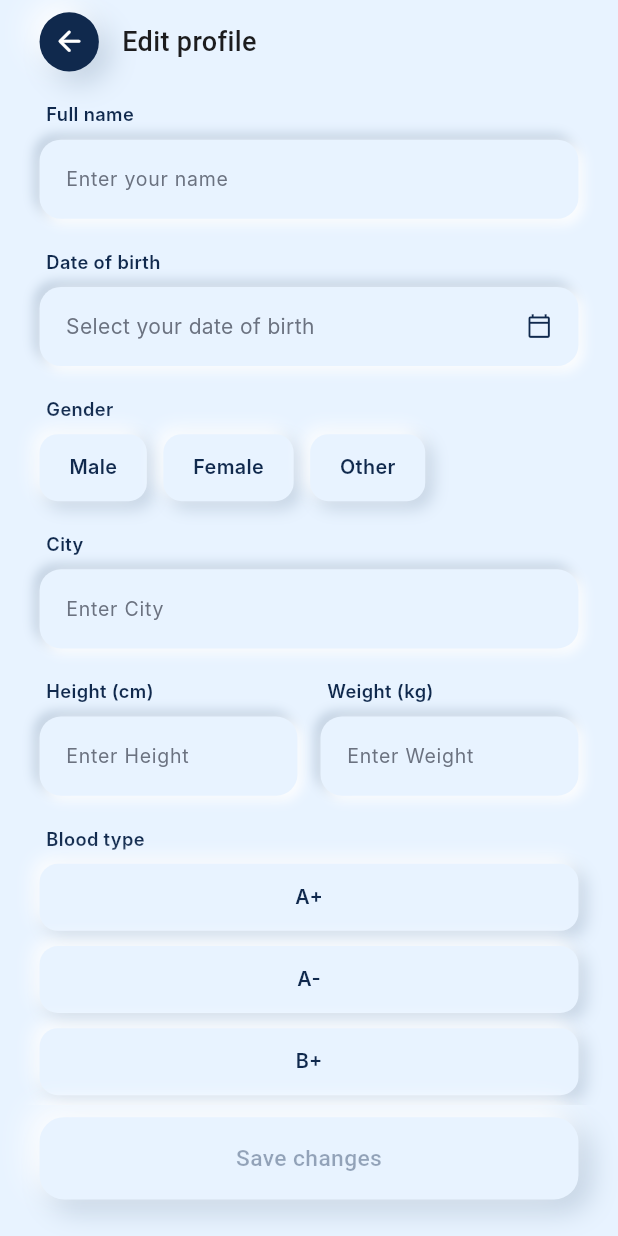
After one commit to swensum/MedConnect, a Flutter app: the EditProfileScreen screen opened by its route, on a phone screen of 412 x 824 dp. The commit adds this screen. Run offline on Flutter 3.47's test engine with Material 3 defaults, Android fonts, the phone set to English and light mode, and no system bars; our stand-ins replace file_picker, flutter_riverpod, flutter_screenutil, go_router; Roboto replaces fonts that are missing (Inter, Manrope).

Commit message:
changing ui deisgn

```diff
--- a/lib/Routers/app_router.dart
+++ b/lib/Routers/app_router.dart
@@ -13,6 +13,7 @@ import 'package:med_connect/screen/AuthScreen/roles/role_selection_screen.dart';
 import 'package:med_connect/screen/Dashboard/patient_home_shell.dart';
 import 'package:med_connect/screen/Profile/Doctor%20profile/doctor_kyc_screen.dart';
 import 'package:med_connect/screen/Profile/Doctor%20profile/doctor_kyc_pending_screen.dart';
+import 'package:med_connect/screen/Profile/Patient%20Profile/edit_profile_screen.dart';
 import 'package:med_connect/screen/Profile/Patient%20Profile/patient_profile_screen.dart';
 import 'package:med_connect/screen/onBoardingscrren/onboarding.dart';
 import 'package:med_connect/screen/splash_screen.dart';
@@ -34,6 +35,7 @@ class AppRoutes {
   static const String bookAppointment = '/book-appointment';
   static const String bookingConfirm = '/booking-confirm';
   static const String paymentCheckout = '/payment-checkout';
+  static const String editProfile = '/edit-profile';
 }
 
 CustomTransitionPage slidePage(Widget child, GoRouterState state) {
@@ -177,6 +179,11 @@ class AppRouter {
           );
         },
       ),
+      GoRoute(
+  path: AppRoutes.editProfile,
+  pageBuilder: (context, state) =>
+      slidePage(const EditProfileScreen(), state),
+),
     ],
   );
 }
--- a/lib/Widgets/profile_widgets.dart
+++ b/lib/Widgets/profile_widgets.dart
@@ -567,7 +567,6 @@ class HealthRecordsRow extends StatelessWidget {
     );
   }
 }
-
 class BookConsultationBanner extends StatelessWidget {
   const BookConsultationBanner({super.key, this.onBookTap});
 
@@ -577,12 +576,15 @@ class BookConsultationBanner extends StatelessWidget {
   Widget build(BuildContext context) {
     return Container(
       width: double.infinity,
-      padding: EdgeInsets.all(18.w),
+      padding: EdgeInsets.symmetric(horizontal: 18.w, vertical: 14.h), // shorter than before
       decoration: BoxDecoration(
-        gradient: const LinearGradient(
+        gradient: LinearGradient(
           begin: Alignment.topLeft,
           end: Alignment.bottomRight,
-          colors: [Color(0xFF2EA6D6), Color(0xFF3D7DF6)],
+          colors: [
+            AppColors.navy,
+            Color.lerp(AppColors.navy, Colors.black, 0.85)!,
+          ],
         ),
         borderRadius: BorderRadius.circular(20.r),
         boxShadow: neuShadows(distance: 3, blur: 8),
@@ -597,27 +599,26 @@ class BookConsultationBanner extends StatelessWidget {
                   'Feeling unwell?',
                   style: AppTextStyles.h3.copyWith(
                     color: Colors.white,
-                    fontSize: 15.sp,
+                    fontSize: 14.sp,
                   ),
                 ),
-                SizedBox(height: 4.h),
+                SizedBox(height: 3.h),
                 Text(
-                  'Talk to a certified doctor online or visit a clinic '
-                  'near you — book a consultation in minutes.',
+                  'Book a consultation with a doctor in minutes.',
                   style: AppTextStyles.caption.copyWith(
                     color: Colors.white70,
-                    fontSize: 11.5.sp,
-                    height: 1.4,
+                    fontSize: 11.sp,
+                    height: 1.3,
                   ),
                 ),
-                SizedBox(height: 14.h),
+              ],
+            ),
+          ),
+          SizedBox(width: 10.w),
           GestureDetector(
             onTap: onBookTap,
             child: Container(
-                    padding: EdgeInsets.symmetric(
-                      horizontal: 16.w,
-                      vertical: 10.h,
-                    ),
+              padding: EdgeInsets.symmetric(horizontal: 14.w, vertical: 9.h),
               decoration: BoxDecoration(
                 color: Colors.white,
                 borderRadius: BorderRadius.circular(12.r),
@@ -630,13 +631,13 @@ class BookConsultationBanner extends StatelessWidget {
                     style: AppTextStyles.caption.copyWith(
                       color: AppColors.navy,
                       fontWeight: FontWeight.w700,
-                            fontSize: 12.sp,
+                      fontSize: 11.5.sp,
                     ),
                   ),
-                        SizedBox(width: 5.w),
+                  SizedBox(width: 4.w),
                   Icon(
                     Icons.arrow_forward_rounded,
-                          size: 13.sp,
+                    size: 12.sp,
                     color: AppColors.navy,
                   ),
                 ],
@@ -645,15 +646,6 @@ class BookConsultationBanner extends StatelessWidget {
           ),
         ],
       ),
-          ),
-          SizedBox(width: 10.w),
-          Icon(
-            Icons.local_hospital_rounded,
-            size: 56.sp,
-            color: Colors.white.withValues(alpha: 0.22),
-          ),
-        ],
-      ),
     );
   }
 }
--- a/lib/screen/Dashboard/profile_tab.dart
+++ b/lib/screen/Dashboard/profile_tab.dart
@@ -69,8 +69,8 @@ class ProfileTab extends ConsumerWidget {
                             style: AppTextStyles.h3,
                           ),
                           SizedBox(height: 2.h),
-                          Text(
-                            profile?.phone ?? '',
+                           Text(
+                            profile?.city ?? '',
                             style: AppTextStyles.bodySecondary,
                           ),
                         ],
@@ -79,7 +79,7 @@ class ProfileTab extends ConsumerWidget {
                     NeuCircleButton(
                       size: 38,
                       icon: Icons.edit_outlined,
-                      onTap: () {},
+                 onTap: () => context.push(AppRoutes.editProfile),
                     ),
                   ],
                 ),
@@ -94,7 +94,7 @@ class ProfileTab extends ConsumerWidget {
                         value: profile.bloodType ?? '—',
                       ),
                       SizedBox(width: 10.w),
-                      ProfileStatChip(label: 'City', value: profile.city),
+                      ProfileStatChip(label: 'Gender', value: profile.gender),
                     ],
                   ),
                 ],
--- /dev/null
+++ b/lib/screen/Profile/Patient Profile/edit_profile_screen.dart
@@ -0,0 +1,288 @@
+import 'package:flutter/material.dart';
+import 'package:flutter/services.dart';
+import 'package:flutter_riverpod/flutter_riverpod.dart';
+import 'package:flutter_screenutil/flutter_screenutil.dart';
+import 'package:go_router/go_router.dart';
+import 'package:med_connect/Animations/neumorphic.dart';
+import 'package:med_connect/Theme/theme.dart';
+import 'package:med_connect/models/patient_profile_model.dart';
+import 'package:med_connect/providers/patient_profile_providers.dart';
+
+const List<String> _genders = ['Male', 'Female', 'Other'];
+const List<String> _bloodTypes = [
+  'A+', 'A-', 'B+', 'B-', 'AB+', 'AB-', 'O+', 'O-',
+];
+
+class EditProfileScreen extends ConsumerStatefulWidget {
+  const EditProfileScreen({super.key});
+
+  @override
+  ConsumerState<EditProfileScreen> createState() => _EditProfileScreenState();
+}
+
+class _EditProfileScreenState extends ConsumerState<EditProfileScreen> {
+  late final TextEditingController _nameController;
+  late final TextEditingController _cityController;
+  late final TextEditingController _heightController;
+  late final TextEditingController _weightController;
+
+  DateTime? _dob;
+  String? _gender;
+  String? _bloodType;
+  bool _isSaving = false;
+
+  bool get _isValid =>
+      _nameController.text.trim().length >= 2 &&
+      _dob != null &&
+      _gender != null &&
+      _cityController.text.trim().isNotEmpty;
+
+  @override
+  void initState() {
+    super.initState();
+    final profile = ref.read(patientProfileProvider);
+
+    _nameController = TextEditingController(text: profile?.name ?? '');
+    _cityController = TextEditingController(text: profile?.city ?? '');
+    _heightController =
+        TextEditingController(text: profile?.heightCm?.toString() ?? '');
+    _weightController =
+        TextEditingController(text: profile?.weightKg?.toString() ?? '');
+    _dob = profile?.dob;
+    _gender = profile?.gender;
+    _bloodType = profile?.bloodType;
+
+    for (final c in [_nameController, _cityController]) {
+      c.addListener(() => setState(() {}));
+    }
+  }
+
+  @override
+  void dispose() {
+    _nameController.dispose();
+    _cityController.dispose();
+    _heightController.dispose();
+    _weightController.dispose();
+    super.dispose();
+  }
+
+  Future<void> _pickDob() async {
+    final now = DateTime.now();
+    final picked = await showNeuDatePicker(
+      context,
+      initialDate: _dob ?? DateTime(now.year - 25),
+      firstDate: DateTime(1920),
+      lastDate: now,
+    );
+    if (picked != null) setState(() => _dob = picked);
+  }
+
+  Future<void> _save() async {
+    if (!_isValid || _isSaving) return;
+    setState(() => _isSaving = true);
+
+    // TODO: also write these changes to Firestore `patient_profiles` once
+    // the backend is wired up.
+    await Future.delayed(const Duration(milliseconds: 700));
+    if (!mounted) return;
+
+    final existing = ref.read(patientProfileProvider);
+    ref.read(patientProfileProvider.notifier).state = PatientProfile(
+      name: _nameController.text.trim(),
+      phone: existing?.phone ?? '', // phone isn't editable here
+      dob: _dob!,
+      gender: _gender!,
+      city: _cityController.text.trim(),
+      heightCm: int.tryParse(_heightController.text.trim()),
+      weightKg: int.tryParse(_weightController.text.trim()),
+      bloodType: _bloodType,
+    );
+
+    setState(() => _isSaving = false);
+    if (!mounted) return;
+    context.pop();
+  }
+
+  String get _dobLabel {
+    if (_dob == null) return 'Select your date of birth';
+    return '${_dob!.day.toString().padLeft(2, '0')}'
+        '/${_dob!.month.toString().padLeft(2, '0')}'
+        '/${_dob!.year}';
+  }
+
+  @override
+  Widget build(BuildContext context) {
+    return Scaffold(
+      backgroundColor: kNeuBg,
+      body: SafeArea(
+        child: Column(
+          children: [
+            Padding(
+              padding: EdgeInsets.fromLTRB(24.w, 8.h, 24.w, 0),
+              child: Row(
+                children: [
+                  NeuCircleButton(
+                    size: 36,
+                    icon: Icons.arrow_back_rounded,
+                    onTap: () => context.pop(),
+                  ),
+                  SizedBox(width: 14.w),
+                  Text('Edit profile', style: AppTextStyles.h2),
+                ],
+              ),
+            ),
+            Expanded(
+              child: SingleChildScrollView(
+                padding: EdgeInsets.fromLTRB(24.w, 20.h, 24.w, 24.h),
+                child: Column(
+                  crossAxisAlignment: CrossAxisAlignment.start,
+                  children: [
+                    const NeuFieldLabel('Full name'),
+                    NeuInsetSurface(
+                      height: 52.h,
+                      child: TextField(
+                        controller: _nameController,
+                        style: AppTextStyles.body,
+                        textCapitalization: TextCapitalization.words,
+                        decoration: bareInputDecoration('Enter your name'),
+                      ),
+                    ),
+                    SizedBox(height: 20.h),
+
+                    const NeuFieldLabel('Date of birth'),
+                    GestureDetector(
+                      onTap: _pickDob,
+                      child: NeuInsetSurface(
+                        height: 52.h,
+                        child: Row(
+                          children: [
+                            Expanded(
+                              child: Text(
+                                _dobLabel,
+                                style: AppTextStyles.body.copyWith(
+                                  color: _dob == null
+                                      ? AppColors.textSecondary
+                                      : AppColors.textPrimary,
+                                ),
+                              ),
+                            ),
+                            Icon(
+                              Icons.calendar_today_outlined,
+                              size: 17.sp,
+                              color: AppColors.navy,
+                            ),
+                          ],
+                        ),
+                      ),
+                    ),
+                    SizedBox(height: 20.h),
+
+                    const NeuFieldLabel('Gender'),
+                    Row(
+                      children: _genders.map((g) {
+                        return Padding(
+                          padding: EdgeInsets.only(right: 10.w),
+                          child: NeuChip(
+                            label: g,
+                            selected: _gender == g,
+                            onTap: () => setState(() => _gender = g),
+                          ),
+                        );
+                      }).toList(),
+                    ),
+                    SizedBox(height: 20.h),
+
+                    const NeuFieldLabel('City'),
+                    NeuInsetSurface(
+                      height: 52.h,
+                      child: TextField(
+                        controller: _cityController,
+                        style: AppTextStyles.body,
+                        textCapitalization: TextCapitalization.words,
+                        decoration: bareInputDecoration('Enter City'),
+                      ),
+                    ),
+                    SizedBox(height: 20.h),
+
+                    Row(
+                      crossAxisAlignment: CrossAxisAlignment.start,
+                      children: [
+                        Expanded(
+                          child: Column(
+                            crossAxisAlignment: CrossAxisAlignment.start,
+                            children: [
+                              const NeuFieldLabel('Height (cm)'),
+                              NeuInsetSurface(
+                                height: 52.h,
+                                child: TextField(
+                                  controller: _heightController,
+                                  keyboardType: TextInputType.number,
+                                  inputFormatters: [
+                                    FilteringTextInputFormatter.digitsOnly,
+                                  ],
+                                  style: AppTextStyles.body,
+                                  decoration:
+                                      bareInputDecoration('Enter Height'),
+                                ),
+                              ),
+                            ],
+                          ),
+                        ),
+                        SizedBox(width: 14.w),
+                        Expanded(
+                          child: Column(
+                            crossAxisAlignment: CrossAxisAlignment.start,
+                            children: [
+                              const NeuFieldLabel('Weight (kg)'),
+                              NeuInsetSurface(
+                                height: 52.h,
+                                child: TextField(
+                                  controller: _weightController,
+                                  keyboardType: TextInputType.number,
+                                  inputFormatters: [
+                                    FilteringTextInputFormatter.digitsOnly,
+                                  ],
+                                  style: AppTextStyles.body,
+                                  decoration:
+                                      bareInputDecoration('Enter Weight'),
+                                ),
+                              ),
+                            ],
+                          ),
+                        ),
+                      ],
+                    ),
+                    SizedBox(height: 20.h),
+
+                    const NeuFieldLabel('Blood type'),
+                    Wrap(
+                      spacing: 10.w,
+                      runSpacing: 10.h,
+                      children: _bloodTypes.map((b) {
+                        return NeuChip(
+                          label: b,
+                          selected: _bloodType == b,
+                          onTap: () => setState(() => _bloodType = b),
+                        );
+                      }).toList(),
+                    ),
+                    SizedBox(height: 32.h),
+                  ],
+                ),
+              ),
+            ),
+            Padding(
+              padding: EdgeInsets.fromLTRB(24.w, 8.h, 24.w, 24.h),
+              child: NeuPillButton(
+                enabled: _isValid && !_isSaving,
+                loading: _isSaving,
+                onTap: _save,
+                label: 'Save changes',
+              ),
+            ),
+          ],
+        ),
+      ),
+    );
+  }
+}
```
Also changed, not shown: lib/Animations/neumorphic.dart (+1 -39 lines). Lines whose indentation alone changed are shown as unchanged.
